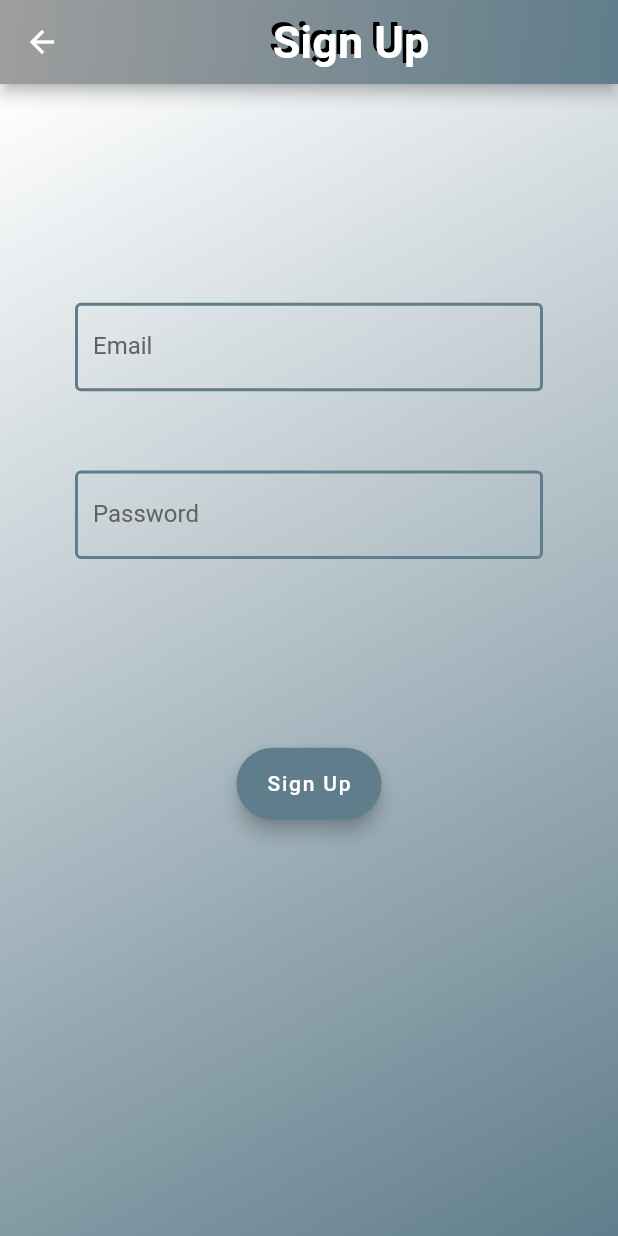
After one commit to pedro12133/Skate-Spots, a Flutter app: the SignIn screen opened directly, after a tap on "Sign In", after a tap on "Sign Up", on a phone screen of 412 x 824 dp. The commit adds this screen. Run offline on Flutter 3.47's test engine with Material 2 defaults, Android fonts, the phone set to English and light mode, and no system bars; our stand-ins replace cloud_firestore, firebase_auth, geolocator, google_fonts, google_maps_flutter, latlong and 1 more; accounts and stored records are empty.

Commit message:
Sign up, in, and out.

```diff
--- /dev/null
+++ b/lib/register.dart
@@ -0,0 +1,124 @@
+import 'package:flutter/material.dart';
+import 'package:google_fonts/google_fonts.dart';
+import 'auth.dart';
+
+class Register extends StatefulWidget {
+  @override
+  _RegisterState createState() => _RegisterState();
+}
+
+class _RegisterState extends State<Register> {
+
+  final AuthService _auth = AuthService();
+  final _formKey = GlobalKey<FormState>();
+
+  String email = "";
+  String password = "";
+  String error = "";
+
+  @override
+  Widget build(BuildContext context) {
+    return Scaffold(
+      appBar: AppBar(
+        flexibleSpace: Container(
+          decoration: BoxDecoration(
+              gradient: LinearGradient(
+                  begin: Alignment.topLeft,
+                  end: Alignment.bottomRight,
+                  colors: <Color>[Colors.grey,Colors.blueGrey]
+              )
+          ),
+        ),
+        title: Center(
+          child: Text('Sign Up',
+            style: GoogleFonts.rockSalt(
+              fontSize: 30,
+              fontWeight: FontWeight.bold,
+              shadows:
+              [Shadow(color: Colors.black,offset: Offset(-2.5, -2.5))],
+            ), // Font
+          ),
+        ),
+      ),
+
+      body: Container(
+        padding: EdgeInsets.symmetric(vertical: 20, horizontal: 50),
+        decoration: BoxDecoration(
+          gradient: LinearGradient(
+            begin: Alignment.topLeft,
+            end: Alignment.bottomRight,
+            colors: <Color>[Colors.white,Colors.blueGrey],
+          ),
+        ),
+        child: Form(
+          key: _formKey,
+          child: Column(
+            mainAxisAlignment: MainAxisAlignment.spaceEvenly,
+            children: <Widget>[
+              SizedBox(height: 20),
+              TextFormField(
+                validator: (val) => val.isEmpty ? 'Enter email' : null,
+                decoration: InputDecoration(
+                  enabledBorder: OutlineInputBorder(
+                      borderSide: BorderSide(color: Colors.blueGrey,width: 2.0,)
+                  ),
+                  focusedBorder: OutlineInputBorder(
+                    borderSide: BorderSide(color: Colors.blueGrey, width: 3.0,),
+                  ),
+                  border: OutlineInputBorder(),
+                  labelText: 'Email',
+                  labelStyle: TextStyle(color: Colors.grey[700]),
+
+                ),
+                onChanged: (val) { setState(() => email = val); },
+              ),
+              TextFormField(
+                validator: (val) => val.length < 6  ? 'Enter a password with at least 6 characters' : null,
+                decoration: InputDecoration(
+                  enabledBorder: OutlineInputBorder(
+                      borderSide: BorderSide(color: Colors.blueGrey,width: 2.0,)
+                  ),
+                  focusedBorder: OutlineInputBorder(
+                    borderSide: BorderSide(color: Colors.blueGrey, width: 3.0,),
+                  ),
+                  border: OutlineInputBorder(),
+                  labelText: 'Password',
+                  labelStyle: TextStyle(color: Colors.grey[700]),
+
+                ),
+                obscureText: true,
+                onChanged: (val) {setState(() => password = val);},
+              ),
+              SizedBox(height: 20),
+              FloatingActionButton.extended(
+                heroTag: "SignUp",
+                backgroundColor: Colors.blueGrey,
+                elevation: 5,
+                label: Text(
+                  "Sign Up",
+                  style: TextStyle(color: Colors.white),
+                ),
+                onPressed: () async {
+                  if(_formKey.currentState.validate()) {
+                    dynamic result = await _auth.registerWithEmail(email, password);
+                    if(result == null)
+                      setState(() => error = "Invalid email.");
+                    else {
+                      Navigator.pop(context,true);
+                    }
+                  }
+                },
+              ),
+              SizedBox(height: 10,),
+              Text(
+                error,
+                style: TextStyle(color: Colors.red, fontSize: 14),
+              ),
+              SizedBox(height: 20),
+            ],
+          ),
+        ),
+      ),
+    );
+  }
+}
--- /dev/null
+++ b/lib/signIn.dart
@@ -0,0 +1,151 @@
+import 'dart:io';
+
+import 'package:flutter/material.dart';
+import 'package:google_fonts/google_fonts.dart';
+import 'package:skate_maps/auth.dart';
+import 'package:skate_maps/register.dart';
+
+class SignIn extends StatefulWidget {
+
+  final Function toggleView;
+  SignIn({this.toggleView});
+
+  @override
+  _SignInState createState() => _SignInState();
+}
+
+class _SignInState extends State<SignIn> {
+
+  final AuthService _auth = AuthService();
+  final _formKey = GlobalKey<FormState>();
+
+  String email = "";
+  String password = "";
+  String error = "";
+
+
+  @override
+  Widget build(BuildContext context) {
+    return Scaffold(
+      appBar: AppBar(
+        flexibleSpace: Container(
+          decoration: BoxDecoration(
+              gradient: LinearGradient(
+                  begin: Alignment.topLeft,
+                  end: Alignment.bottomRight,
+                  colors: <Color>[Colors.grey,Colors.blueGrey]
+              )
+          ),
+        ),
+        title: Center(
+          child: Text('Sign In',
+            style: GoogleFonts.rockSalt(
+              fontSize: 30,
+              fontWeight: FontWeight.bold,
+              shadows:
+              [Shadow(color: Colors.black,offset: Offset(-2.5, -2.5))],
+            ), // Font
+          ),
+        ),
+        actions: <Widget>[
+          FlatButton.icon(
+              onPressed: () async {
+                var result = await Navigator.push(context, MaterialPageRoute(builder: (context) => Register()));
+                if(result)
+                  setState(() {
+                    widget.toggleView();
+                    Navigator.pop(context);
+                  });
+              },
+              icon: Icon(Icons.person_add,color: Colors.white,),
+              label: Text(
+                "Sign Up",
+                style: TextStyle(color: Colors.white),
+              ),
+          ),
+        ],
+      ),
+
+      body: Container(
+        padding: EdgeInsets.symmetric(vertical: 20, horizontal: 50),
+        decoration: BoxDecoration(
+            gradient: LinearGradient(
+                begin: Alignment.topLeft,
+                end: Alignment.bottomRight,
+                colors: <Color>[Colors.white,Colors.blueGrey],
+            ),
+        ),
+        child: Form(
+          key: _formKey,
+          child: Column(
+            mainAxisAlignment: MainAxisAlignment.spaceEvenly,
+            children: <Widget>[
+              SizedBox(height: 10),
+              TextFormField(
+                validator: (val) => val.isEmpty ? 'Enter email' : null,
+                decoration: InputDecoration(
+                  enabledBorder: OutlineInputBorder(
+                      borderSide: BorderSide(color: Colors.blueGrey,width: 2.0,)
+                  ),
+                  focusedBorder: OutlineInputBorder(
+                    borderSide: BorderSide(color: Colors.blueGrey, width: 3.0,),
+                  ),
+                  border: OutlineInputBorder(),
+                  labelText: 'Email',
+                  labelStyle: TextStyle(color: Colors.grey[700]),
+
+                ),
+                onChanged: (val) { setState(() => email = val); },
+              ),
+              TextFormField(
+                validator: (val) => val.length < 6  ? 'Invalid password size.' : null,
+                decoration: InputDecoration(
+                  enabledBorder: OutlineInputBorder(
+                      borderSide: BorderSide(color: Colors.blueGrey,width: 2.0,)
+                  ),
+                  focusedBorder: OutlineInputBorder(
+                    borderSide: BorderSide(color: Colors.blueGrey, width: 3.0,),
+                  ),
+                  border: OutlineInputBorder(),
+                  labelText: 'Password',
+                  labelStyle: TextStyle(color: Colors.grey[700]),
+
+                ),
+                obscureText: true,
+                onChanged: (val) {setState(() => password = val);},
+              ),
+              SizedBox(height: 10),
+              FloatingActionButton.extended(
+                heroTag: "SignIn",
+                backgroundColor: Colors.blueGrey,
+                elevation: 5,
+                label: Text(
+                  "Sign In",
+                  style: TextStyle(color: Colors.white),
+                ),
+                onPressed: () async {
+                  if(_formKey.currentState.validate()) {
+                    dynamic result = await _auth.signInWithEmail(email, password);
+                    if(result == null)
+                      setState(() => error = "Invalid combination of email and password.");
+                    else {
+                      widget.toggleView();
+                      Navigator.pop(context,true);
+                    }
+                  }
+                },
+              ),
+              SizedBox(height: 10,),
+              Text(
+                error,
+                style: TextStyle(color: Colors.red, fontSize: 14),
+              ),
+
+              SizedBox(height: 10),
+            ],
+          ),
+        ),
+      ),
+    );
+    }
+}
--- /dev/null
+++ b/lib/user.dart
@@ -0,0 +1,8 @@
+
+class User {
+  final String uid;
+
+  User({this.uid});
+
+
+}
```
Also changed, not shown: lib/auth.dart (added, +68 -0 lines), lib/main.dart (+21 -3 lines), lib/map_menu.dart (+9 -8 lines), lib/profile.dart (added, +85 -0 lines), lib/search_map.dart (+34 -15 lines), lib/set_marker_attributes_form.dart (+49 -23 lines), pubspec.yaml (+13 -31 lines), lib/loading.dart (added), pubspec.lock, 6 other files.
